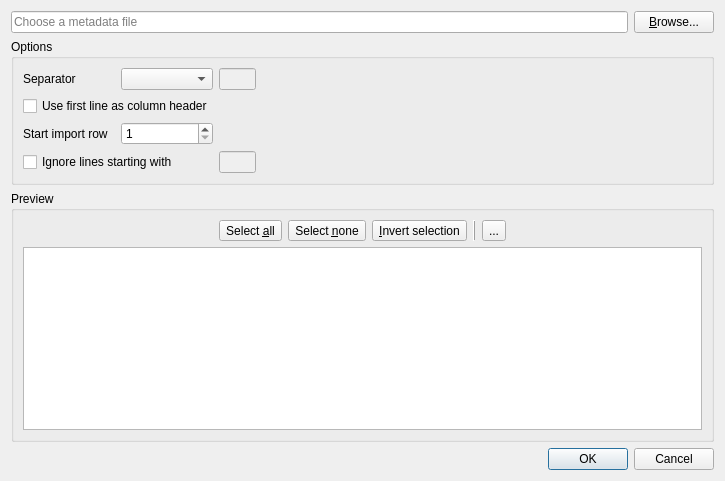
The window that lib/ui/import_metadata_dialog.ui (metgem/metgem) describes before a commit, drawn with Qt 5.
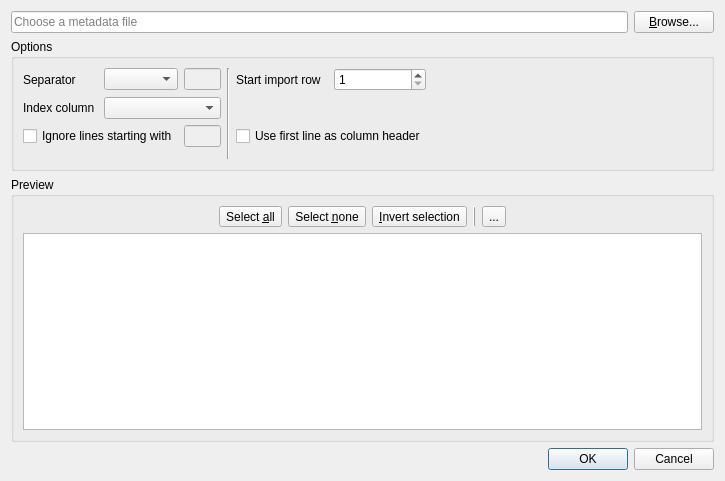
The same window after the commit. Icons and pictures are not drawn. Custom widgets are drawn as their Qt base class.

Commit message: Allow to use one column as index when importing metadata

```diff
--- a/lib/ui/import_metadata_dialog.ui
+++ b/lib/ui/import_metadata_dialog.ui
@@ -63,40 +63,59 @@
       <string>Options</string>
      </property>
      <layout class="QGridLayout" name="gridLayout">
-      <item row="0" column="2">
-       <widget class="QLineEdit" name="editCsvDelimiter">
-        <property name="enabled">
-         <bool>false</bool>
+      <item row="0" column="6" colspan="2">
+       <spacer name="horizontalSpacer_3">
+        <property name="orientation">
+         <enum>Qt::Horizontal</enum>
         </property>
-        <property name="maximumSize">
+        <property name="sizeHint" stdset="0">
          <size>
-          <width>37</width>
-          <height>16777215</height>
+          <width>40</width>
+          <height>20</height>
          </size>
         </property>
-        <property name="maxLength">
-         <number>1</number>
-        </property>
-       </widget>
+       </spacer>
       </item>
-      <item row="1" column="0" colspan="2">
+      <item row="2" column="4" colspan="2">
        <widget class="QCheckBox" name="chkUseFirstLineAsHeader">
         <property name="text">
          <string>Use first line as column header</string>
         </property>
        </widget>
       </item>
+      <item row="2" column="0" colspan="2">
+       <widget class="QCheckBox" name="chkComment">
+        <property name="text">
+         <string>Ignore lines starting with</string>
+        </property>
+       </widget>
+      </item>
+      <item row="2" column="2">
+       <widget class="QLineEdit" name="editComment">
+        <property name="enabled">
+         <bool>false</bool>
+        </property>
+        <property name="sizePolicy">
+         <sizepolicy hsizetype="Fixed" vsizetype="Fixed">
+          <horstretch>0</horstretch>
+          <verstretch>0</verstretch>
+         </sizepolicy>
+        </property>
+        <property name="maximumSize">
+         <size>
+          <width>37</width>
+          <height>16777215</height>
+         </size>
+        </property>
+        <property name="maxLength">
+         <number>1</number>
+        </property>
+       </widget>
+      </item>
       <item row="0" column="1">
        <widget class="CsvDelimiterCombo" name="cbCsvDelimiter"/>
       </item>
-      <item row="2" column="0">
-       <widget class="QLabel" name="label">
-        <property name="text">
-         <string>Start import row</string>
-        </property>
-       </widget>
-      </item>
-      <item row="2" column="1">
+      <item row="0" column="5">
        <widget class="QSpinBox" name="spinSkipRows">
         <property name="minimum">
          <number>1</number>
@@ -106,10 +125,19 @@
         </property>
        </widget>
       </item>
-      <item row="3" column="0" colspan="2">
-       <widget class="QCheckBox" name="chkComment">
-        <property name="text">
-         <string>Ignore lines starting with</string>
+      <item row="0" column="2">
+       <widget class="QLineEdit" name="editCsvDelimiter">
+        <property name="enabled">
+         <bool>false</bool>
+        </property>
+        <property name="maximumSize">
+         <size>
+          <width>37</width>
+          <height>16777215</height>
+         </size>
+        </property>
+        <property name="maxLength">
+         <number>1</number>
         </property>
        </widget>
       </item>
@@ -120,41 +148,43 @@
         </property>
        </widget>
       </item>
-      <item row="3" column="2">
-       <widget class="QLineEdit" name="editComment">
-        <property name="enabled">
-         <bool>false</bool>
-        </property>
-        <property name="sizePolicy">
-         <sizepolicy hsizetype="Fixed" vsizetype="Fixed">
-          <horstretch>0</horstretch>
-          <verstretch>0</verstretch>
-         </sizepolicy>
-        </property>
-        <property name="maximumSize">
-         <size>
-          <width>37</width>
-          <height>16777215</height>
-         </size>
-        </property>
-        <property name="maxLength">
-         <number>1</number>
+      <item row="0" column="4">
+       <widget class="QLabel" name="label">
+        <property name="text">
+         <string>Start import row</string>
         </property>
        </widget>
       </item>
-      <item row="2" column="2">
-       <spacer name="horizontalSpacer_3">
+      <item row="2" column="6">
+       <spacer name="horizontalSpacer_6">
         <property name="orientation">
          <enum>Qt::Horizontal</enum>
         </property>
         <property name="sizeHint" stdset="0">
          <size>
-          <width>583</width>
+          <width>40</width>
           <height>20</height>
          </size>
         </property>
        </spacer>
       </item>
+      <item row="0" column="3" rowspan="5">
+       <widget class="Line" name="line">
+        <property name="orientation">
+         <enum>Qt::Vertical</enum>
+        </property>
+       </widget>
+      </item>
+      <item row="1" column="0">
+       <widget class="QLabel" name="label_3">
+        <property name="text">
+         <string>Index column</string>
+        </property>
+       </widget>
+      </item>
+      <item row="1" column="1" colspan="2">
+       <widget class="QComboBox" name="cbIndexColumn"/>
+      </item>
      </layout>
     </widget>
    </item>
@@ -279,16 +309,16 @@
   </layout>
  </widget>
  <customwidgets>
-  <customwidget>
-   <class>LoadingTableWidget</class>
-   <extends>QTableWidget</extends>
-   <header>lib/ui/widgets.h</header>
-  </customwidget>
   <customwidget>
    <class>CsvDelimiterCombo</class>
    <extends>QComboBox</extends>
    <header>lib/ui/widgets.h</header>
   </customwidget>
+  <customwidget>
+   <class>LoadingTableWidget</class>
+   <extends>QTableWidget</extends>
+   <header>lib/ui/widgets.h</header>
+  </customwidget>
  </customwidgets>
  <resources>
   <include location="ui.qrc"/>
```
The commit also changes 6 other files.
